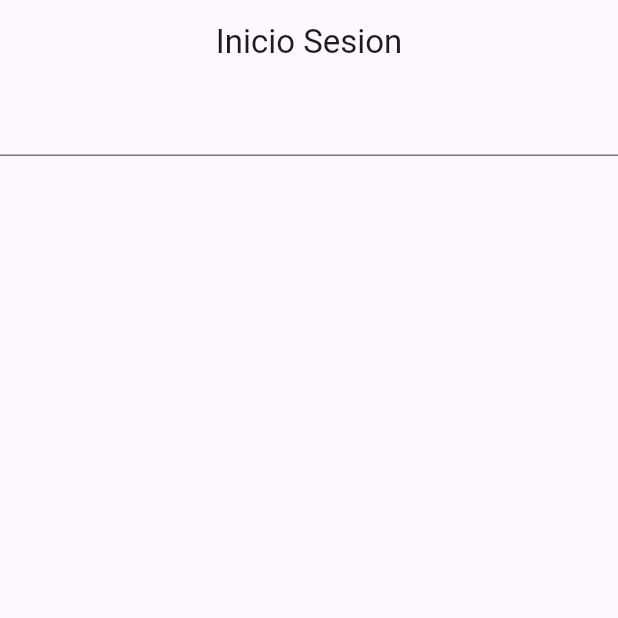
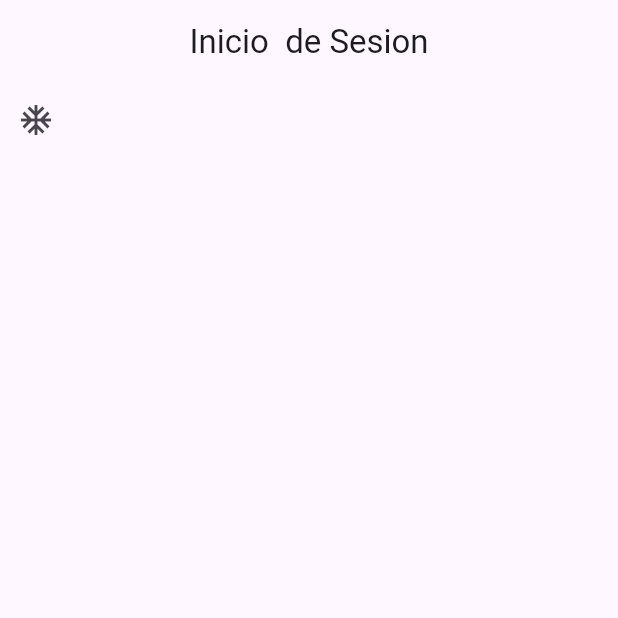
Before and after one commit to H4ShiS/ProyectoCIYED, a Flutter app: the screen it shows after launch, on a phone screen of 412 x 824 dp, the top half of it. Run offline on Flutter 3.47's test engine with Material 2 defaults, Android fonts, the phone set to English and light mode, and no system bars.

Commit message:
pruebas en la branch de Prototype

```diff
--- a/lib/login/login_seccion.dart
+++ b/lib/login/login_seccion.dart
@@ -8,12 +8,21 @@ class loginUser  extends StatelessWidget {
   Widget build(BuildContext context) {
     return Scaffold(
       appBar: AppBar(
-        title: const Text("Inicio Sesion"),
+        title: const Text("Inicio  de Sesion"),
         centerTitle: true,
       ),
       body:  Container(
 
-      child: const TextField(),
+      child: Row(
+        children: [
+          IconButton(onPressed: (){}, icon: const Icon(Icons.ac_unit_sharp)),
+
+          const SizedBox(width: 150,),
+
+
+
+        ],
+      ),
 
 
       ),
```
